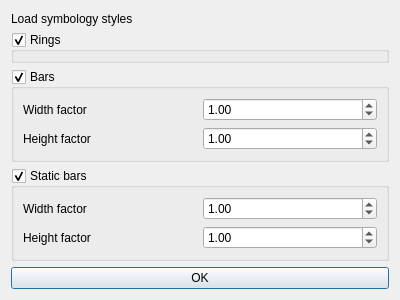
Before: the Qt Designer form ui/strat_symbology_dialog.ui in jkall/qgis-midvatten-plugin, drawn with Qt 5.
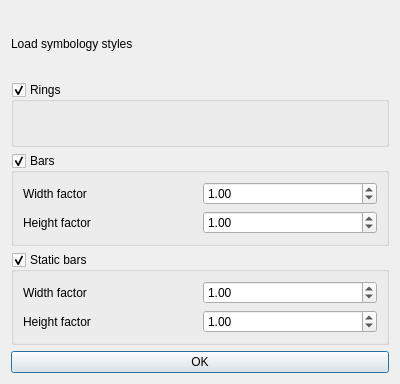
After: the same form once the commit is applied.

Commit message: Gui for setting sizes works well!

What changed in the file:
```diff
--- a/ui/strat_symbology_dialog.ui
+++ b/ui/strat_symbology_dialog.ui
@@ -7,7 +7,7 @@
     <x>0</x>
     <y>0</y>
     <width>400</width>
-    <height>300</height>
+    <height>384</height>
    </rect>
   </property>
   <property name="windowTitle">
```
The commit also changes 3 other files.
